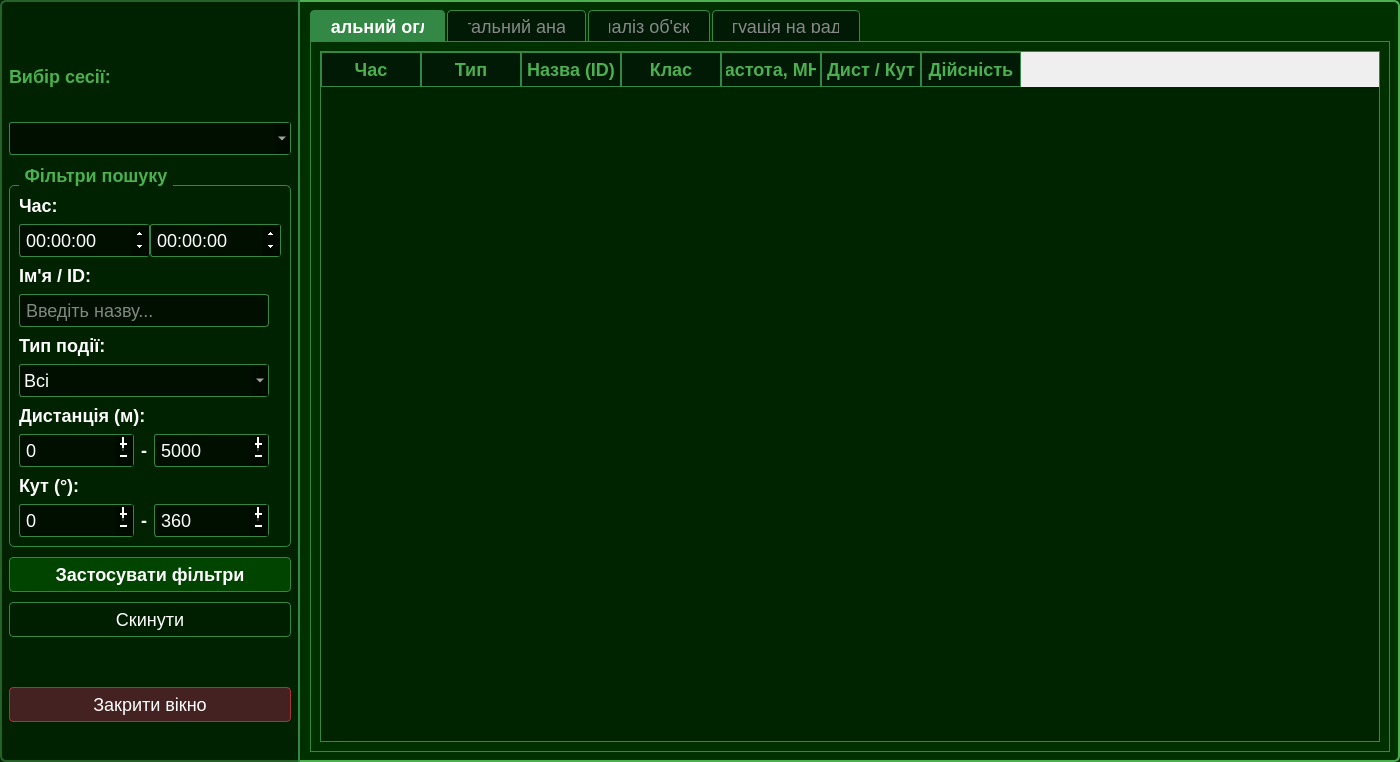
Qt form app/ui/log_dialog.ui (VadymKotsiuba1808/SDR_Pi) before a commit.
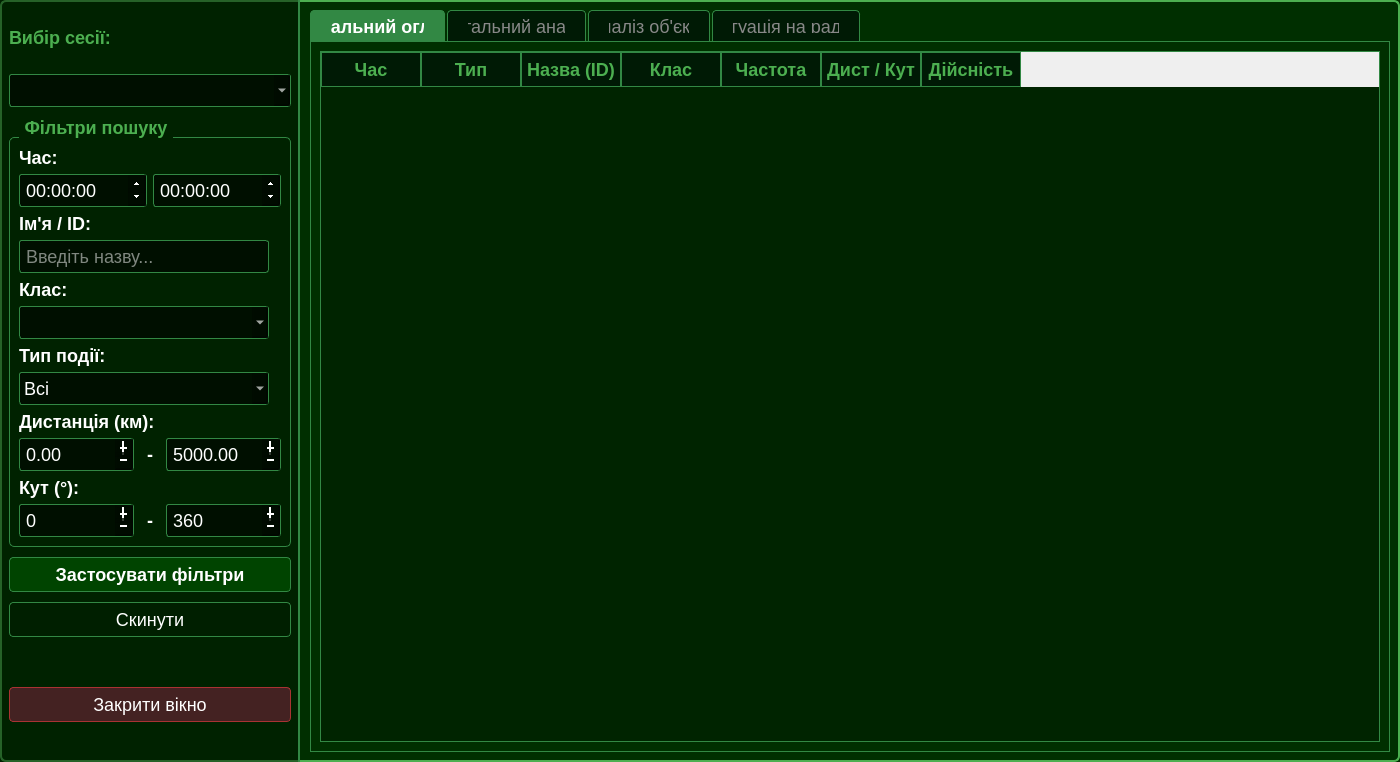
The same form after that commit.

Commit message: Added class comboBox to log_dialog ui

```diff
--- a/app/ui/log_dialog.ui
+++ b/app/ui/log_dialog.ui
@@ -189,7 +189,7 @@
        <number>10</number>
       </property>
       <property name="topMargin">
-       <number>40</number>
+       <number>10</number>
       </property>
       <property name="bottomMargin">
        <number>40</number>
@@ -212,18 +212,39 @@
         <property name="title">
          <string>Фільтри пошуку</string>
         </property>
-        <layout class="QFormLayout" name="formLayout">
-         <property name="verticalSpacing">
-          <number>8</number>
-         </property>
-         <item row="0" column="0">
+        <layout class="QVBoxLayout" name="verticalLayout_2">
+         <item>
           <widget class="QLabel" name="lblTime">
            <property name="text">
             <string>Час:</string>
            </property>
           </widget>
          </item>
-         <item row="2" column="0">
+         <item>
+          <layout class="QHBoxLayout" name="horizontalLayout">
+           <item>
+            <widget class="QDateTimeEdit" name="inpTimeStart">
+             <property name="displayFormat">
+              <string>HH:mm:ss</string>
+             </property>
+             <property name="calendarPopup">
+              <bool>true</bool>
+             </property>
+            </widget>
+           </item>
+           <item>
+            <widget class="QDateTimeEdit" name="inpTimeEnd">
+             <property name="displayFormat">
+              <string>HH:mm:ss</string>
+             </property>
+             <property name="calendarPopup">
+              <bool>true</bool>
+             </property>
+            </widget>
+           </item>
+          </layout>
+         </item>
+         <item>
           <widget class="QLabel" name="lblFilterName">
            <property name="minimumSize">
             <size>
@@ -236,7 +257,7 @@
            </property>
           </widget>
          </item>
-         <item row="3" column="0" colspan="2">
+         <item>
           <widget class="QLineEdit" name="inpFilterName">
            <property name="maximumSize">
             <size>
@@ -249,27 +270,69 @@
            </property>
           </widget>
          </item>
-         <item row="4" column="0">
+         <item>
+          <widget class="QLabel" name="lblFilterClass">
+           <property name="text">
+            <string>Клас:</string>
+           </property>
+          </widget>
+         </item>
+         <item>
+          <widget class="QComboBox" name="cmbFilterClass">
+           <property name="maximumSize">
+            <size>
+             <width>250</width>
+             <height>16777215</height>
+            </size>
+           </property>
+          </widget>
+         </item>
+         <item>
           <widget class="QLabel" name="lblFilterType">
            <property name="text">
             <string>Тип події:</string>
            </property>
           </widget>
          </item>
-         <item row="7" column="0">
+         <item>
+          <widget class="QComboBox" name="cmbFilterType">
+           <property name="maximumSize">
+            <size>
+             <width>250</width>
+             <height>16777215</height>
+            </size>
+           </property>
+           <item>
+            <property name="text">
+             <string>Всі</string>
+            </property>
+           </item>
+           <item>
+            <property name="text">
+             <string>Детекція (Detection)</string>
+            </property>
+           </item>
+           <item>
+            <property name="text">
+             <string>Хибна тривога (False)</string>
+            </property>
+           </item>
+          </widget>
+         </item>
+         <item>
           <widget class="QLabel" name="lblDist">
            <property name="text">
-            <string>Дистанція (м):</string>
+            <string>Дистанція (км):</string>
            </property>
           </widget>
          </item>
-         <item row="8" column="0">
+         <item>
           <layout class="QHBoxLayout" name="layoutDist">
            <property name="spacing">
             <number>0</number>
            </property>
            <item>
-            <widget class="QSpinBox" name="inpDistMin">
+            <widget class="QDoubleSpinBox" name="inpDistMin">
              <property name="minimumSize">
               <size>
                <width>115</width>
@@ -280,10 +343,7 @@
               <enum>QAbstractSpinBox::ButtonSymbols::PlusMinus</enum>
              </property>
              <property name="maximum">
-              <number>50000</number>
-             </property>
-             <property name="value">
-              <number>0</number>
+              <double>999.990000000000009</double>
              </property>
             </widget>
            </item>
@@ -304,7 +364,7 @@
             </widget>
            </item>
            <item>
-            <widget class="QSpinBox" name="inpDistMax">
+            <widget class="QDoubleSpinBox" name="inpDistMax">
              <property name="minimumSize">
               <size>
                <width>115</width>
@@ -315,23 +375,23 @@
               <enum>QAbstractSpinBox::ButtonSymbols::PlusMinus</enum>
              </property>
              <property name="maximum">
-              <number>50000</number>
+              <double>5999.989999999999782</double>
              </property>
              <property name="value">
-              <number>5000</number>
+              <double>5000.000000000000000</double>
              </property>
             </widget>
            </item>
           </layout>
          </item>
-         <item row="9" column="0">
+         <item>
           <widget class="QLabel" name="lblAngle">
            <property name="text">
             <string>Кут (°):</string>
            </property>
           </widget>
          </item>
-         <item row="10" column="0">
+         <item>
           <layout class="QHBoxLayout" name="layoutAngle">
            <property name="spacing">
             <number>0</number>
@@ -389,55 +449,6 @@
            </item>
           </layout>
          </item>
-         <item row="1" column="0" colspan="2">
-          <layout class="QHBoxLayout" name="horizontalLayout">
-           <item>
-            <widget class="QDateTimeEdit" name="inpTimeStart">
-             <property name="displayFormat">
-              <string>HH:mm:ss</string>
-             </property>
-             <property name="calendarPopup">
-              <bool>true</bool>
-             </property>
-            </widget>
-           </item>
-           <item>
-            <widget class="QDateTimeEdit" name="inpTimeEnd">
-             <property name="displayFormat">
-              <string>HH:mm:ss</string>
-             </property>
-             <property name="calendarPopup">
-              <bool>true</bool>
-             </property>
-            </widget>
-           </item>
-          </layout>
-         </item>
-         <item row="5" column="0" colspan="2">
-          <widget class="QComboBox" name="cmbFilterType">
-           <property name="maximumSize">
-            <size>
-             <width>250</width>
-             <height>16777215</height>
-            </size>
-           </property>
-           <item>
-            <property name="text">
-             <string>Всі</string>
-            </property>
-           </item>
-           <item>
-            <property name="text">
-             <string>Детекція (Detection)</string>
-            </property>
-           </item>
-           <item>
-            <property name="text">
-             <string>Хибна тривога (False)</string>
-            </property>
-           </item>
-          </widget>
-         </item>
         </layout>
        </widget>
       </item>
@@ -533,7 +544,7 @@
             </column>
             <column>
              <property name="text">
-              <string>Частота, MHz</string>
+              <string>Частота</string>
              </property>
             </column>
             <column>
```
The commit also changes 1 other file.
